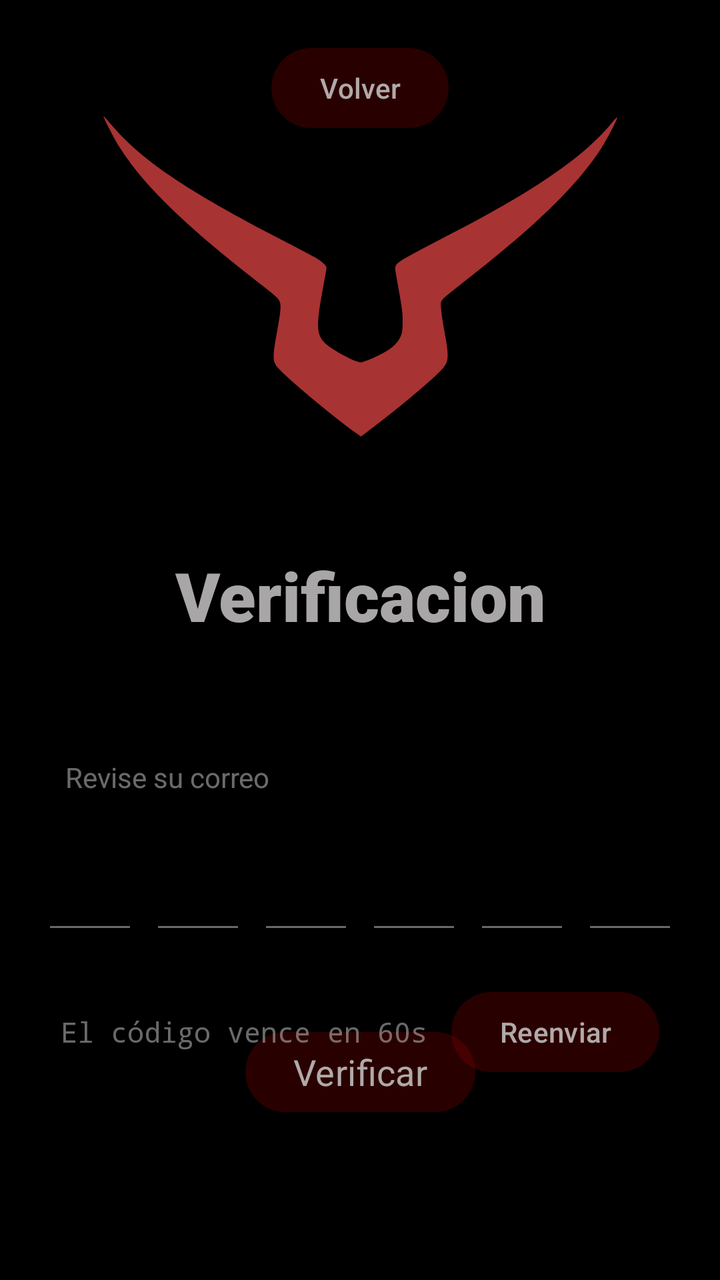
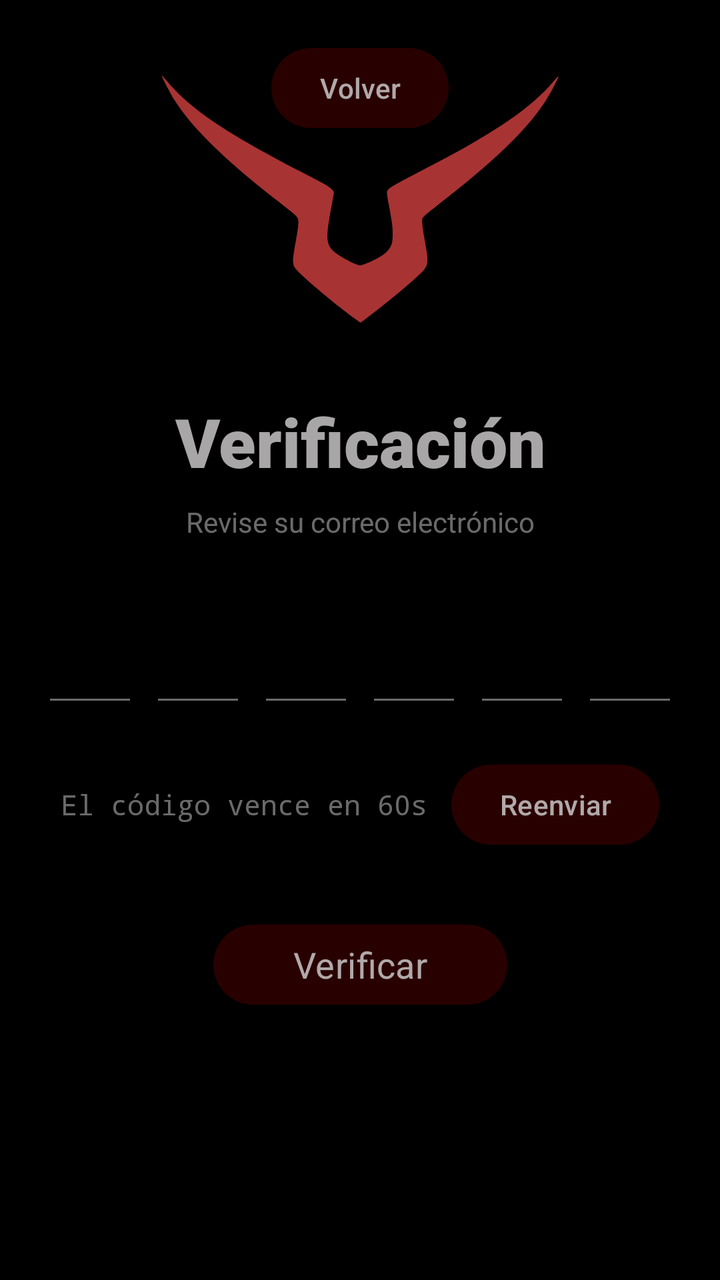

The first picture is an Android layout as it rendered before a commit; the second is the same layout after the commit. The layout source and the unified diff follow.
<!-- AndroidManifest.xml: application theme Theme.PROYECTOPENKA -->
<!-- res/layout/activity_confirmation_code.xml -->
<?xml version="1.0" encoding="utf-8"?>
<androidx.constraintlayout.widget.ConstraintLayout xmlns:android="http://schemas.android.com/apk/res/android"
    xmlns:app="http://schemas.android.com/apk/res-auto"
    xmlns:tools="http://schemas.android.com/tools"
    android:id="@+id/main"
    android:layout_width="match_parent"
    android:layout_height="match_parent"
    tools:context=".ConfirmationCode">

    <ImageView
        android:id="@+id/imageView5"
        android:layout_width="259dp"
        android:layout_height="195dp"
        android:layout_marginTop="40dp"
        app:layout_constraintEnd_toEndOf="parent"
        app:layout_constraintStart_toStartOf="parent"
        app:layout_constraintTop_toTopOf="parent"
        app:srcCompat="@drawable/logo" />

    <Button
        android:id="@+id/btnbackconfirmation"
        android:layout_width="wrap_content"
        android:layout_height="wrap_content"
        android:layout_marginTop="20dp"
        android:backgroundTint="#26960000"
        android:text="Volver"
        android:textColor="#CCD3D3D3"
        app:layout_constraintEnd_toEndOf="parent"
        app:layout_constraintStart_toStartOf="parent"
        app:layout_constraintTop_toTopOf="parent"
        app:strokeColor="#80397676" />

    <TextView
        android:id="@+id/titleconfirmation"
        android:layout_width="wrap_content"
        android:layout_height="wrap_content"
        android:layout_marginTop="40dp"
        android:fontFamily="sans-serif-black"
        android:text="Verificacion"
        android:textAlignment="center"
        android:textColor="#A8A6A6"
        android:textSize="34sp"
        app:layout_constraintEnd_toEndOf="parent"
        app:layout_constraintStart_toStartOf="parent"
        app:layout_constraintTop_toBottomOf="@+id/imageView5" />

    <Button
        android:id="@+id/btnverifycode"
        android:layout_width="wrap_content"
        android:layout_height="wrap_content"
        android:layout_marginBottom="80dp"
        android:backgroundTint="#26960000"
        android:fontFamily="sans-serif"
        android:text="Verificar"
        android:textColor="#CCD3D3D3"
        android:textSize="18sp"
        app:layout_constraintBottom_toBottomOf="parent"
        app:layout_constraintEnd_toEndOf="parent"
        app:layout_constraintStart_toStartOf="parent"
        app:strokeColor="#80397676" />

    <LinearLayout
        android:id="@+id/codeContainer"
        android:layout_width="wrap_content"
        android:layout_height="wrap_content"
        android:layout_marginBottom="40dp"
        android:orientation="horizontal"
        app:layout_constraintBottom_toTopOf="@+id/btnverifycode"
        app:layout_constraintEnd_toEndOf="parent"
        app:layout_constraintStart_toStartOf="parent">

        <EditText
            android:id="@+id/digit1"
            android:layout_width="48dp"
            android:layout_height="56dp"
            android:layout_marginEnd="6dp"
            android:backgroundTint="#80D3D3D3"
            android:fontFamily="monospace"
            android:gravity="center"
            android:inputType="number"
            android:maxLength="1"
            android:textColor="#CCD3D3D3"
            android:textSize="22sp" />

        <EditText
            android:id="@+id/digit2"
            android:layout_width="48dp"
            android:layout_height="56dp"
            android:layout_marginEnd="6dp"
            android:backgroundTint="#80D3D3D3"
            android:fontFamily="monospace"
            android:gravity="center"
            android:inputType="number"
            android:maxLength="1"
            android:textColor="#CCD3D3D3"
            android:textSize="22sp" />

        <EditText
            android:id="@+id/digit3"
            android:layout_width="48dp"
            android:layout_height="56dp"
            android:layout_marginEnd="6dp"
            android:backgroundTint="#80D3D3D3"
            android:fontFamily="monospace"
            android:gravity="center"
            android:inputType="number"
            android:maxLength="1"
            android:textColor="#CCD3D3D3"
            android:textSize="22sp" />

        <EditText
            android:id="@+id/digit4"
            android:layout_width="48dp"
            android:layout_height="56dp"
            android:layout_marginEnd="6dp"
            android:backgroundTint="#80D3D3D3"
            android:fontFamily="monospace"
            android:gravity="center"
            android:inputType="number"
            android:maxLength="1"
            android:textColor="#CCD3D3D3"
            android:textSize="22sp" />

        <EditText
            android:id="@+id/digit5"
            android:layout_width="48dp"
            android:layout_height="56dp"
            android:layout_marginEnd="6dp"
            android:backgroundTint="#80D3D3D3"
            android:fontFamily="monospace"
            android:gravity="center"
            android:inputType="number"
            android:maxLength="1"
            android:textColor="#CCD3D3D3"
            android:textSize="22sp" />

        <EditText
            android:id="@+id/digit6"
            android:layout_width="48dp"
            android:layout_height="56dp"
            android:backgroundTint="#80D3D3D3"
            android:fontFamily="monospace"
            android:gravity="center"
            android:inputType="number"
            android:maxLength="1"
            android:textColor="#CCD3D3D3"
            android:textSize="22sp" />

    </LinearLayout>

    <TextView
        android:id="@+id/subtitleconfirmation"
        android:layout_width="127dp"
        android:layout_height="21dp"
        android:layout_marginBottom="16dp"
        android:fontFamily="sans-serif"
        android:text="Revise su correo"
        android:textColor="#80D3D3D3"
        android:textSize="14sp"
        app:layout_constraintBottom_toTopOf="@+id/codeContainer"
        app:layout_constraintEnd_toEndOf="parent"
        app:layout_constraintHorizontal_bias="0.14"
        app:layout_constraintStart_toStartOf="parent" />

    <LinearLayout
        android:id="@+id/filaContador"
        android:layout_width="wrap_content"
        android:layout_height="wrap_content"
        android:layout_marginTop="20dp"
        android:gravity="center_vertical"
        android:orientation="horizontal"
        app:layout_constraintEnd_toEndOf="parent"
        app:layout_constraintStart_toStartOf="parent"
        app:layout_constraintTop_toBottomOf="@+id/codeContainer">

        <TextView
            android:id="@+id/txtContador"
            android:layout_width="wrap_content"
            android:layout_height="wrap_content"
            android:layout_marginEnd="12dp"
            android:fontFamily="monospace"
            android:text="El código vence en 60s"
            android:textColor="#80D3D3D3"
            android:textSize="14sp" />

        <Button
            android:id="@+id/btnReenviar"
            android:layout_width="wrap_content"
            android:layout_height="wrap_content"
            android:backgroundTint="#26960000"
            android:enabled="false"
            android:text="Reenviar"
            android:textColor="#CCD3D3D3"
            android:textSize="14sp"
            app:strokeColor="#80397676" />
    </LinearLayout>

</androidx.constraintlayout.widget.ConstraintLayout>
<!-- resources referenced by this layout -->
<resources>
  <!-- drawable logo: vector/xml drawable (drawable, 3251 chars, omitted) -->
  <style name="Theme.PROYECTOPENKA" parent="Base.Theme.PROYECTOPENKA" />
  <style name="Base.Theme.PROYECTOPENKA" parent="Theme.Material3.DayNight.NoActionBar">
          <item name="android:windowBackground">@android:color/black</item>
          <item name="android:windowAnimationStyle">@style/FadeTransition</item>
      </style>
  <style name="FadeTransition" parent="@android:style/Animation.Activity">
          <item name="android:activityOpenEnterAnimation">@anim/fade_in</item>
          <item name="android:activityOpenExitAnimation">@anim/fade_out</item>
          <item name="android:activityCloseEnterAnimation">@anim/fade_in</item>
          <item name="android:activityCloseExitAnimation">@anim/fade_out</item>
      </style>
</resources>

<!-- the commit's change to res/layout/activity_confirmation_code.xml (unified diff, before → after) -->
@@ -9,9 +9,9 @@
 
     <ImageView
         android:id="@+id/imageView5"
-        android:layout_width="259dp"
-        android:layout_height="195dp"
-        android:layout_marginTop="40dp"
+        android:layout_width="200dp"
+        android:layout_height="150dp"
+        android:layout_marginTop="24dp"
         app:layout_constraintEnd_toEndOf="parent"
         app:layout_constraintStart_toStartOf="parent"
         app:layout_constraintTop_toTopOf="parent"
@@ -34,9 +34,9 @@
         android:id="@+id/titleconfirmation"
         android:layout_width="wrap_content"
         android:layout_height="wrap_content"
-        android:layout_marginTop="40dp"
+        android:layout_marginTop="24dp"
         android:fontFamily="sans-serif-black"
-        android:text="Verificacion"
+        android:text="Verificación"
         android:textAlignment="center"
         android:textColor="#A8A6A6"
         android:textSize="34sp"
@@ -44,30 +44,29 @@
         app:layout_constraintStart_toStartOf="parent"
         app:layout_constraintTop_toBottomOf="@+id/imageView5" />
 
-    <Button
-        android:id="@+id/btnverifycode"
-        android:layout_width="wrap_content"
-        android:layout_height="wrap_content"
-        android:layout_marginBottom="80dp"
-        android:backgroundTint="#26960000"
+    <TextView
+        android:id="@+id/subtitleconfirmation"
+        android:layout_width="wrap_content"
+        android:layout_height="wrap_content"
+        android:layout_marginTop="8dp"
         android:fontFamily="sans-serif"
-        android:text="Verificar"
-        android:textColor="#CCD3D3D3"
-        android:textSize="18sp"
-        app:layout_constraintBottom_toBottomOf="parent"
-        app:layout_constraintEnd_toEndOf="parent"
-        app:layout_constraintStart_toStartOf="parent"
-        app:strokeColor="#80397676" />
+        android:text="Revise su correo electrónico"
+        android:textAlignment="center"
+        android:textColor="#80D3D3D3"
+        android:textSize="14sp"
+        app:layout_constraintEnd_toEndOf="parent"
+        app:layout_constraintStart_toStartOf="parent"
+        app:layout_constraintTop_toBottomOf="@+id/titleconfirmation" />
 
     <LinearLayout
         android:id="@+id/codeContainer"
         android:layout_width="wrap_content"
         android:layout_height="wrap_content"
-        android:layout_marginBottom="40dp"
+        android:layout_marginTop="32dp"
         android:orientation="horizontal"
-        app:layout_constraintBottom_toTopOf="@+id/btnverifycode"
-        app:layout_constraintEnd_toEndOf="parent"
-        app:layout_constraintStart_toStartOf="parent">
+        app:layout_constraintEnd_toEndOf="parent"
+        app:layout_constraintStart_toStartOf="parent"
+        app:layout_constraintTop_toBottomOf="@+id/subtitleconfirmation">
 
         <EditText
             android:id="@+id/digit1"
@@ -147,20 +146,6 @@
             android:textSize="22sp" />
 
     </LinearLayout>
-
-    <TextView
-        android:id="@+id/subtitleconfirmation"
-        android:layout_width="127dp"
-        android:layout_height="21dp"
-        android:layout_marginBottom="16dp"
-        android:fontFamily="sans-serif"
-        android:text="Revise su correo"
-        android:textColor="#80D3D3D3"
-        android:textSize="14sp"
-        app:layout_constraintBottom_toTopOf="@+id/codeContainer"
-        app:layout_constraintEnd_toEndOf="parent"
-        app:layout_constraintHorizontal_bias="0.14"
-        app:layout_constraintStart_toStartOf="parent" />
 
     <LinearLayout
         android:id="@+id/filaContador"
@@ -195,4 +180,21 @@
             app:strokeColor="#80397676" />
     </LinearLayout>
 
+    <Button
+        android:id="@+id/btnverifycode"
+        android:layout_width="wrap_content"
+        android:layout_height="wrap_content"
+        android:layout_marginTop="32dp"
+        android:backgroundTint="#26960000"
+        android:fontFamily="sans-serif"
+        android:paddingStart="40dp"
+        android:paddingEnd="40dp"
+        android:text="Verificar"
+        android:textColor="#CCD3D3D3"
+        android:textSize="18sp"
+        app:layout_constraintEnd_toEndOf="parent"
+        app:layout_constraintStart_toStartOf="parent"
+        app:layout_constraintTop_toBottomOf="@+id/filaContador"
+        app:strokeColor="#80397676" />
+
 </androidx.constraintlayout.widget.ConstraintLayout>
